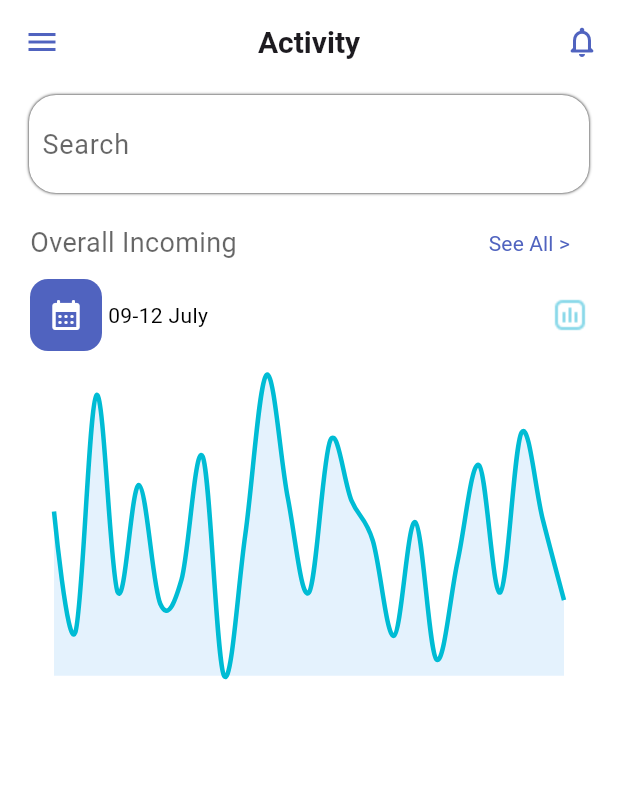
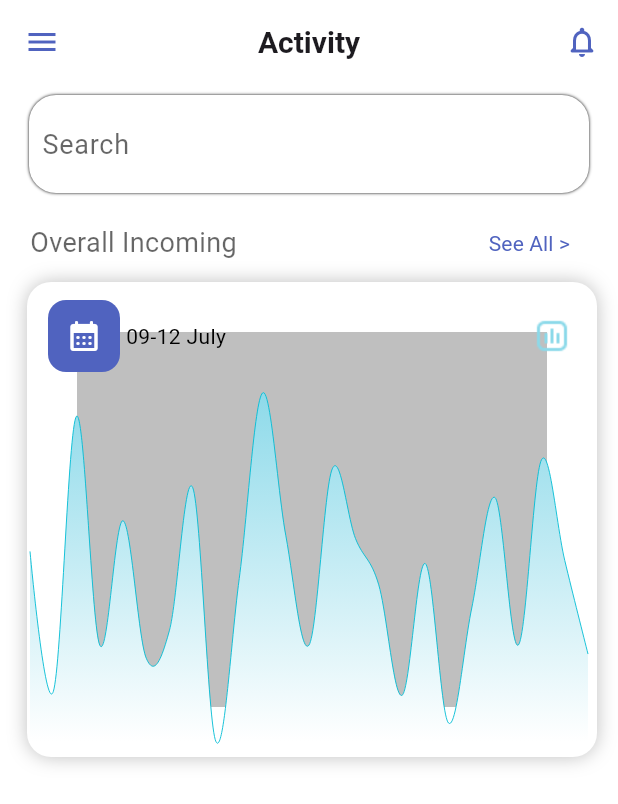
Before and after one commit to Zayahan-Hasan-Shah/Bank-Mobile-App, a Flutter app: the ActivityScreen screen opened by its route, on a phone screen of 412 x 824 dp. Shown: the top 804 px of the screen. Run offline on Flutter 3.47's test engine with Material 3 defaults, Android fonts, the phone set to English and light mode, and no system bars; drawn by our look-alikes of fl_chart; our stand-ins replace connectivity_plus, device_info_plus, flutter_local_notifications, flutter_riverpod, google_fonts, image_picker and 3 more.

Commit message:
set UI of incoming transaction chart

```diff
--- a/bank_app_practice/lib/core/colors.dart
+++ b/bank_app_practice/lib/core/colors.dart
@@ -14,4 +14,5 @@
   static const transparentColor = Colors.transparent;
   static const activeIconColor = Color.fromRGBO(81, 100, 191, 1);
   static const banksCardBackgroundColor = Color.fromRGBO(247, 245, 245, 1);
+  static const overAllIncomingTransactionChartColor = Color(0xFF8BD9E9);
 }
--- a/bank_app_practice/lib/views/dashboard/activity/widgets/overallIncomingChart.dart
+++ b/bank_app_practice/lib/views/dashboard/activity/widgets/overallIncomingChart.dart
@@ -1,3 +1,4 @@
+import 'package:bank_app_practice/core/colors.dart';
 import 'package:fl_chart/fl_chart.dart';
 import 'package:flutter/material.dart';
 import 'package:intl/intl.dart';
@@ -17,8 +18,6 @@
 
     return AspectRatio(
       aspectRatio: 1.6,
-      child: Padding(
-        padding: const EdgeInsets.all(16.0),
       child: LineChart(
         LineChartData(
           gridData: FlGridData(show: false),
@@ -32,9 +31,17 @@
               // spots: Colors.blue.shade300,
               belowBarData: BarAreaData(
                 show: true,
-                  color: Colors.blue.shade100.withOpacity(0.4),
+                gradient: LinearGradient(
+                  colors: [
+                    ColorsPallete.overAllIncomingTransactionChartColor,
+                    Colors.white,
+                  ],
+                  begin: Alignment.topCenter,
+                  end: Alignment.bottomCenter,
                 ),
-                barWidth: 3,
+              ),
+              barWidth: 0.6,
+
             ),
           ],
           lineTouchData: LineTouchData(
@@ -61,7 +68,6 @@
           ),
         ),
       ),
-      ),
     );
   }
 }
--- a/bank_app_practice/lib/views/dashboard/activity/widgets/overallIncomingChartWidget.dart
+++ b/bank_app_practice/lib/views/dashboard/activity/widgets/overallIncomingChartWidget.dart
@@ -11,9 +11,22 @@
   @override
   Widget build(BuildContext context) {
     return Container(
+      decoration: BoxDecoration(
+        borderRadius: BorderRadius.circular(16),
+        boxShadow: [
+          BoxShadow(
+            color: Colors.black.withOpacity(0.25),
+            blurRadius: 10,
+            offset: Offset(2, 6),
+            blurStyle: BlurStyle.outer,
+            spreadRadius: 4,
+          ),
+        ],
+      ),
       child: Column(
         children: [
           Container(
+            padding: const EdgeInsets.symmetric(horizontal: 12, vertical: 14),
               child: Row(
             mainAxisAlignment: MainAxisAlignment.spaceBetween,
             children: [
@@ -40,7 +53,7 @@
               )
             ],
           )),
-          OverAllIncomingTransactionLineChart(data : data),
+          OverAllIncomingTransactionLineChart(data: data),
         ],
       ),
     );
```
Lines whose indentation alone changed are shown as unchanged.
